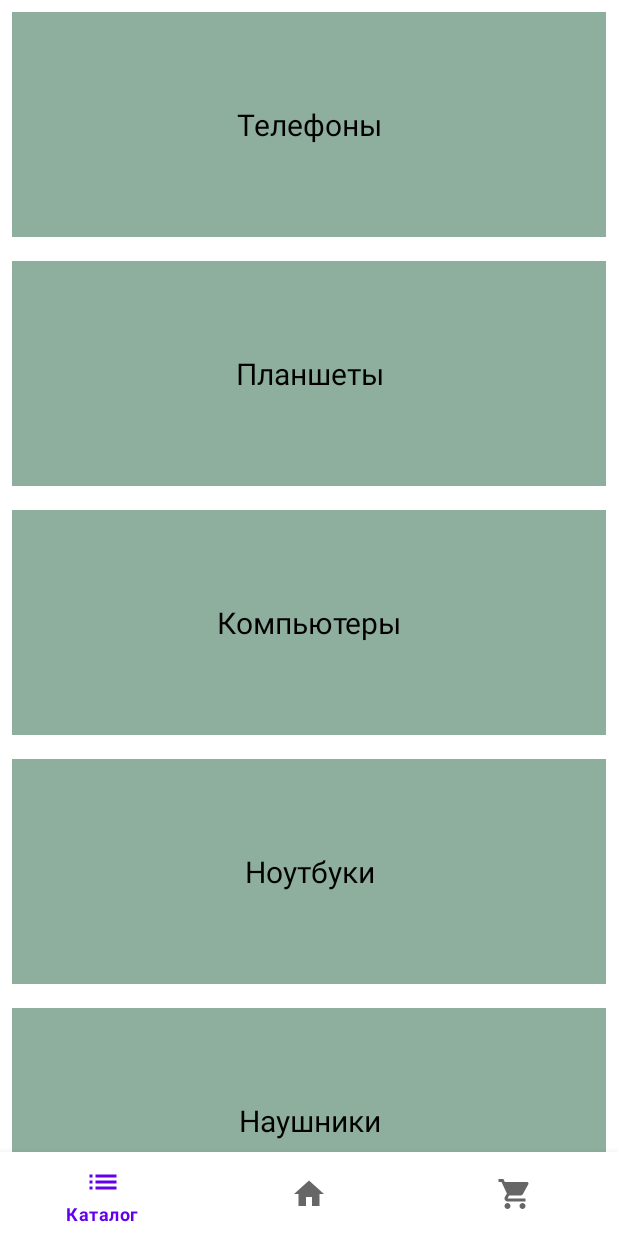
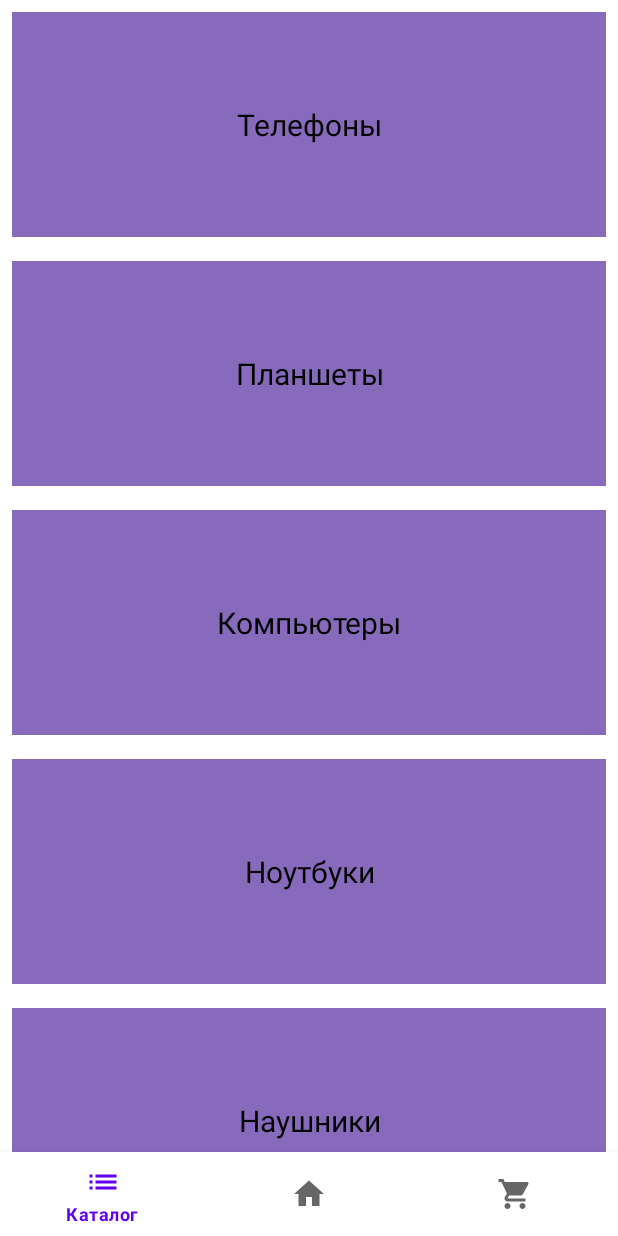
Before and after one commit to vadimkononenko/StoreForAndroid, an Android app: the CatalogFragment screen opened through its navigation route, on a phone screen of 412 x 824 dp. Run offline under Robolectric (Android 15) with nearby library versions, the phone set to English and light mode, and no system bars; our stand-ins replace navigation-ui.

Commit message:
visual changes

```diff
--- a/app/src/main/res/layout/catalog_item.xml
+++ b/app/src/main/res/layout/catalog_item.xml
@@ -3,13 +3,15 @@
     android:layout_width="match_parent"
     android:layout_height="wrap_content"
     android:layout_margin="8dp"
-    android:background="#8EAF9E">
+    android:background="#FF6200EE">
+
     <TextView
         android:id="@+id/itemTextView"
         android:layout_width="match_parent"
         android:layout_height="150dp"
         android:layout_alignParentStart="true"
+        android:background="#886ABD"
+        android:gravity="center"
         android:textColor="#000000"
-        android:gravity="center"
         android:textSize="20sp" />
 </LinearLayout>
--- a/app/src/main/res/layout/fragment_catalog.xml
+++ b/app/src/main/res/layout/fragment_catalog.xml
@@ -3,6 +3,7 @@
     xmlns:tools="http://schemas.android.com/tools"
     android:layout_width="match_parent"
     android:layout_height="match_parent"
+    android:background="#FFFFFF"
     tools:context=".fragments.CatalogFragment">
 
     <!-- TODO: Update blank fragment layout -->
```
